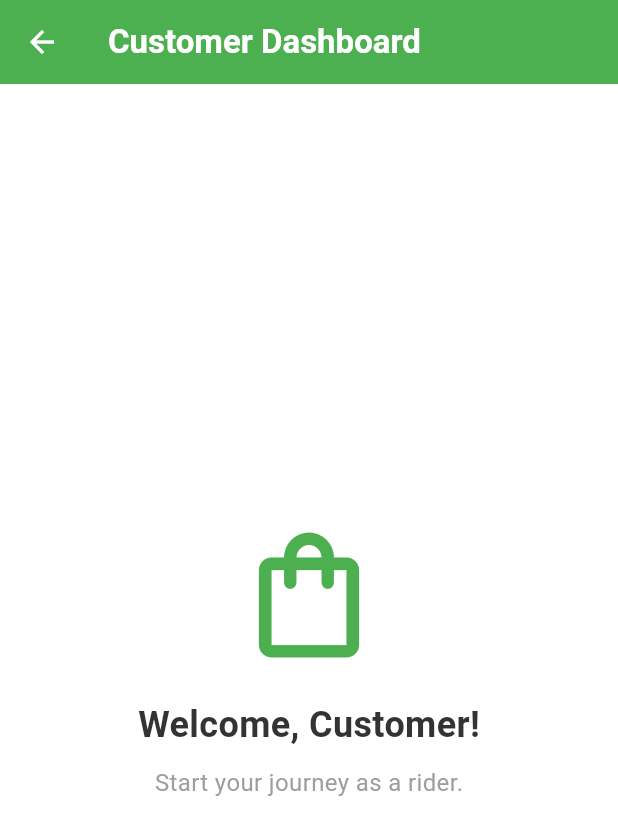
After one commit to arbazfareed/Easy-Ride, a Flutter app: the CustomerScreen screen opened directly, on a phone screen of 412 x 824 dp. The commit adds this screen. Shown: the top 835 px of the screen. Run offline on Flutter 3.47's test engine with Material 3 defaults, Android fonts, the phone set to English and light mode, and no system bars; our stand-ins replace bloc, cloud_firestore, equatable, firebase_auth, firebase_core, flutter_bloc; accounts and stored records are empty.

Commit message:
your commit message

```diff
--- /dev/null
+++ b/devtools_options.yaml
@@ -0,0 +1,3 @@
+description: This file stores settings for Dart & Flutter DevTools.
+documentation: https://docs.flutter.dev/tools/devtools/extensions#configure-extension-enablement-states
+extensions:
--- a/lib/cubits/navigation_cubit.dart
+++ b/lib/cubits/navigation_cubit.dart
@@ -1,28 +1,62 @@
 // lib/cubits/navigation_cubit.dart
 
+import 'package:flutter/material.dart'; // Needed for debugPrint (and potentially others like Navigator for alternative method)
 import 'package:flutter_bloc/flutter_bloc.dart';
 
 /// Enum to define all the app-level pages for navigation
 enum AppPage {
   onboarding,
   registration, // This will now start the registration flow
-  login,        // NEW: For direct navigation to the login screen
+  login,        // For direct navigation to the login screen
   home,
+  driver,       // Page for the Driver dashboard
+  customer,     // Page for the Customer dashboard
 }
 
 /// Cubit to handle navigation between app-level pages
 class NavigationCubit extends Cubit<AppPage> {
-  NavigationCubit() : super(AppPage.onboarding); // App starts on onboarding
+  NavigationCubit() : super(AppPage.onboarding); // App starts on onboarding (or AppPage.home for testing)
 
-  /// Navigate to the Registration flow (NameScreen)
-  void navigateToRegistration() => emit(AppPage.registration);
+  // Keep track of navigation history for back button functionality
+  final List<AppPage> _history = [AppPage.onboarding]; // Initialize with the starting page
 
-  /// Navigate to the Login screen
-  void navigateToLogin() => emit(AppPage.login); // NEW METHOD
+  /// Generic method to navigate to a new page and add it to history
+  void navigateTo(AppPage newPage) {
+    // Only add to history if it's a new page (not navigating back to the current page)
+    if (_history.last != newPage) {
+      _history.add(newPage);
+    }
+    debugPrint('Navigating from ${state} to $newPage. History: ${_history.map((e) => e.toString().split('.').last)}');
+    emit(newPage);
+  }
 
-  /// Navigate to the Home screen (after registration, or login)
-  void navigateToHome() => emit(AppPage.home);
+  /// Check if there's a page to pop back to
+  bool canPop() => _history.length > 1;
 
-  /// Navigate to the Onboarding screen (e.g., if needed for reset)
-  void navigateToOnboarding() => emit(AppPage.onboarding);
+  /// Pop the last page from history and emit the previous page
+  void pop() {
+    if (canPop()) {
+      final currentPage = _history.removeLast(); // Remove current page
+      debugPrint('Popping from $currentPage to ${_history.last}. History: ${_history.map((e) => e.toString().split('.').last)}');
+      emit(_history.last); // Emit the new last page in history
+    } else {
+      debugPrint('Cannot pop: History has only one page or is empty.');
+    }
+  }
+
+  // Specific navigation methods for clarity
+  void navigateToOnboarding() => navigateTo(AppPage.onboarding);
+  void navigateToRegistration() => navigateTo(AppPage.registration);
+  void navigateToLogin() => navigateTo(AppPage.login);
+  void navigateToHome() => navigateTo(AppPage.home);
+  void navigateToDriverScreen() => navigateTo(AppPage.driver);
+  void navigateToCustomerScreen() => navigateTo(AppPage.customer);
+
+  // You can also add a method like this if you want to clear history and go to a specific page
+  void navigateAndClearHistory(AppPage newPage) {
+    _history.clear();
+    _history.add(newPage);
+    debugPrint('Navigating to $newPage and clearing history. History: ${_history.map((e) => e.toString().split('.').last)}');
+    emit(newPage);
+  }
 }
--- /dev/null
+++ b/lib/screens/customer_screen.dart
@@ -0,0 +1,49 @@
+// lib/screens/customer_screen.dart
+
+import 'package:flutter/material.dart';
+import 'package:easyride/constants/app_colors.dart' as AppColors;
+
+class CustomerScreen extends StatelessWidget {
+  const CustomerScreen({super.key});
+
+  @override
+  Widget build(BuildContext context) {
+    return Scaffold(
+      backgroundColor: AppColors.backgroundColor,
+      appBar: AppBar(
+        title: const Text(
+          "Customer Dashboard",
+          style: TextStyle(color: Colors.white, fontWeight: FontWeight.bold),
+        ),
+        backgroundColor: AppColors.primaryGreen,
+        iconTheme: const IconThemeData(color: Colors.white), // Ensures back button is white
+      ),
+      body: Center(
+        child: Column(
+          mainAxisAlignment: MainAxisAlignment.center,
+          children: [
+            Icon(
+              Icons.shopping_bag_outlined, // A fitting icon for a customer
+              size: 100,
+              color: AppColors.primaryGreen,
+            ),
+            const SizedBox(height: 20),
+            Text(
+              "Welcome, Customer!",
+              style: TextStyle(
+                fontSize: 24,
+                fontWeight: FontWeight.bold,
+                color: AppColors.textDark,
+              ),
+            ),
+            const SizedBox(height: 10),
+            const Text(
+              "Start your journey as a rider.",
+              style: TextStyle(fontSize: 16, color: Colors.grey),
+            ),
+          ],
+        ),
+      ),
+    );
+  }
+}
```
Also changed, not shown: lib/navigation/app_navigator.dart (+49 -5 lines), lib/screens/driver_screen.dart (added, +49 -0 lines), lib/screens/home_screen.dart (+43 -45 lines), lib/widgets/app_option_card.dart (+31 -30 lines), pubspec.yaml (+6 -6 lines), pubspec.lock, 1 other file.
